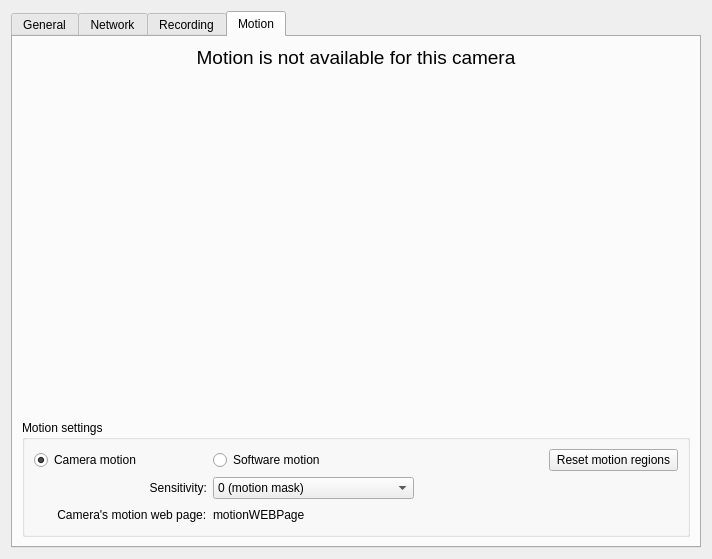
Qt form client/src/ui/widgets/single_camera_settings_widget.ui (networkoptix/nx_open) before a commit.
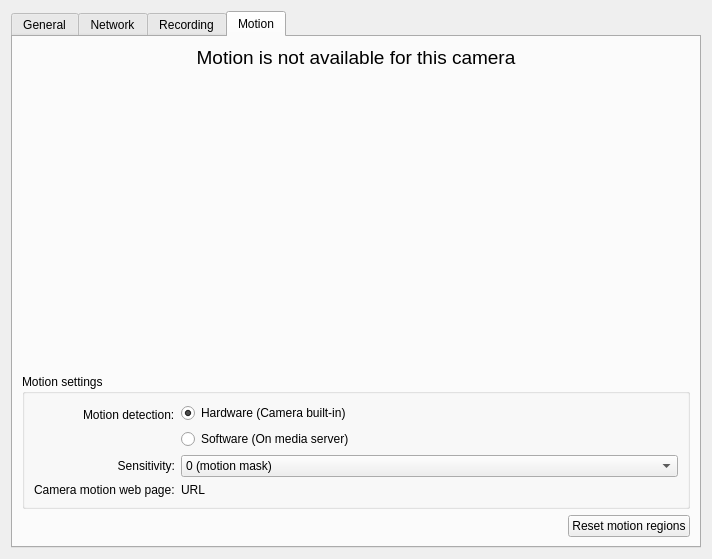
The same form after that commit. The open tabs and pages were chosen to show the change. Custom widgets are drawn as their Qt base class.

Commit message:
Some reorganization in camera motion tab.
<==== Mercurial data ====>
Branch: cleanup2

Diff of the .ui file:
```diff
--- a/client/src/ui/widgets/single_camera_settings_widget.ui
+++ b/client/src/ui/widgets/single_camera_settings_widget.ui
@@ -197,7 +197,7 @@
       <attribute name="title">
        <string>Motion</string>
       </attribute>
-      <layout class="QVBoxLayout" name="verticalLayout_7" stretch="0,1,0">
+      <layout class="QVBoxLayout" name="verticalLayout_7" stretch="0,1,0,0">
        <item>
         <widget class="QLabel" name="motionEnableLabel">
          <property name="font">
@@ -217,34 +217,16 @@
         <widget class="QWidget" name="motionWidget" native="true"/>
        </item>
        <item>
-        <widget class="QGroupBox" name="groupBoxSettings">
-         <property name="sizePolicy">
-          <sizepolicy hsizetype="Preferred" vsizetype="Minimum">
-           <horstretch>0</horstretch>
-           <verstretch>0</verstretch>
-          </sizepolicy>
-         </property>
+        <widget class="QGroupBox" name="motionSettingsGroupBox">
          <property name="title">
           <string>Motion settings</string>
          </property>
-         <layout class="QVBoxLayout" name="verticalLayout_2" stretch="0">
-          <item>
-           <layout class="QGridLayout" name="gridLayout">
-            <item row="5" column="3">
-             <spacer name="horizontalSpacer">
-              <property name="orientation">
-               <enum>Qt::Horizontal</enum>
-              </property>
-              <property name="sizeHint" stdset="0">
-               <size>
-                <width>40</width>
-                <height>20</height>
-               </size>
-              </property>
-             </spacer>
-            </item>
-            <item row="3" column="0">
-             <widget class="QLabel" name="sensetivityLabel">
+         <layout class="QFormLayout" name="formLayout_3">
+          <property name="labelAlignment">
+           <set>Qt::AlignRight|Qt::AlignTrailing|Qt::AlignVCenter</set>
+          </property>
+          <item row="1" column="0">
+           <widget class="QLabel" name="label_4">
               <property name="text">
                <string>Sensitivity:</string>
               </property>
@@ -253,8 +235,8 @@
               </property>
              </widget>
             </item>
-            <item row="3" column="1">
-             <widget class="QComboBox" name="comboBoxSensetivity">
+          <item row="1" column="1">
+           <widget class="QComboBox" name="sensitivityComboBox">
               <item>
                <property name="text">
                 <string>0 (motion mask)</string>
@@ -307,7 +289,23 @@
               </item>
              </widget>
             </item>
-            <item row="5" column="0">
+          <item row="2" column="0">
+           <widget class="QLabel" name="label_5">
+            <property name="sizePolicy">
+             <sizepolicy hsizetype="Preferred" vsizetype="Minimum">
+              <horstretch>0</horstretch>
+              <verstretch>0</verstretch>
+             </sizepolicy>
+            </property>
+            <property name="text">
+             <string>Camera motion web page:</string>
+            </property>
+            <property name="openExternalLinks">
+             <bool>false</bool>
+            </property>
+           </widget>
+          </item>
+          <item row="2" column="1">
              <widget class="QLabel" name="motionWebPageLabel">
               <property name="sizePolicy">
                <sizepolicy hsizetype="Preferred" vsizetype="Minimum">
@@ -316,70 +314,67 @@
                </sizepolicy>
               </property>
               <property name="text">
-               <string>       Camera's motion web page:</string>
-              </property>
-              <property name="openExternalLinks">
-               <bool>false</bool>
+             <string>URL</string>
               </property>
              </widget>
             </item>
-            <item row="5" column="1">
-             <widget class="QLabel" name="motionWEBPageLink">
-              <property name="sizePolicy">
-               <sizepolicy hsizetype="Preferred" vsizetype="Minimum">
-                <horstretch>0</horstretch>
-                <verstretch>0</verstretch>
-               </sizepolicy>
-              </property>
+          <item row="0" column="0">
+           <widget class="QLabel" name="label_2">
               <property name="text">
-               <string>motionWEBPage</string>
+             <string>Motion detection:</string>
               </property>
              </widget>
             </item>
-            <item row="1" column="0">
+          <item row="0" column="1">
+           <layout class="QVBoxLayout" name="verticalLayout_9">
+            <item>
              <widget class="QRadioButton" name="cameraMotionButton">
               <property name="text">
-               <string>Camera motion</string>
+               <string>Hardware (Camera built-in)</string>
               </property>
               <property name="checked">
                <bool>true</bool>
               </property>
              </widget>
             </item>
-            <item row="1" column="1">
+            <item>
              <widget class="QRadioButton" name="softwareMotionButton">
               <property name="text">
-               <string>Software motion</string>
+               <string>Software (On media server)</string>
               </property>
               <property name="checked">
                <bool>false</bool>
               </property>
              </widget>
             </item>
-            <item row="1" column="3">
-             <widget class="QPushButton" name="clearAllButton">
+           </layout>
+          </item>
+         </layout>
+        </widget>
+       </item>
+       <item>
+        <layout class="QHBoxLayout" name="horizontalLayout_2">
+         <item>
+          <spacer name="horizontalSpacer_3">
+           <property name="orientation">
+            <enum>Qt::Horizontal</enum>
+           </property>
+           <property name="sizeHint" stdset="0">
+            <size>
+             <width>40</width>
+             <height>20</height>
+            </size>
+           </property>
+          </spacer>
+         </item>
+         <item>
+          <widget class="QPushButton" name="resetMotionRegionsButton">
               <property name="text">
                <string>Reset motion regions</string>
               </property>
              </widget>
             </item>
-            <item row="1" column="2">
-             <spacer name="horizontalSpacer_2">
-              <property name="orientation">
-               <enum>Qt::Horizontal</enum>
-              </property>
-              <property name="sizeHint" stdset="0">
-               <size>
-                <width>40</width>
-                <height>20</height>
-               </size>
-              </property>
-             </spacer>
-            </item>
-           </layout>
-          </item>
-         </layout>
-        </widget>
+        </layout>
        </item>
       </layout>
      </widget>
```
Left out of the diff: 6 changed lines with no effect on the pictures. Lines whose indentation alone changed are shown as unchanged. The commit also changes 1 other file.
